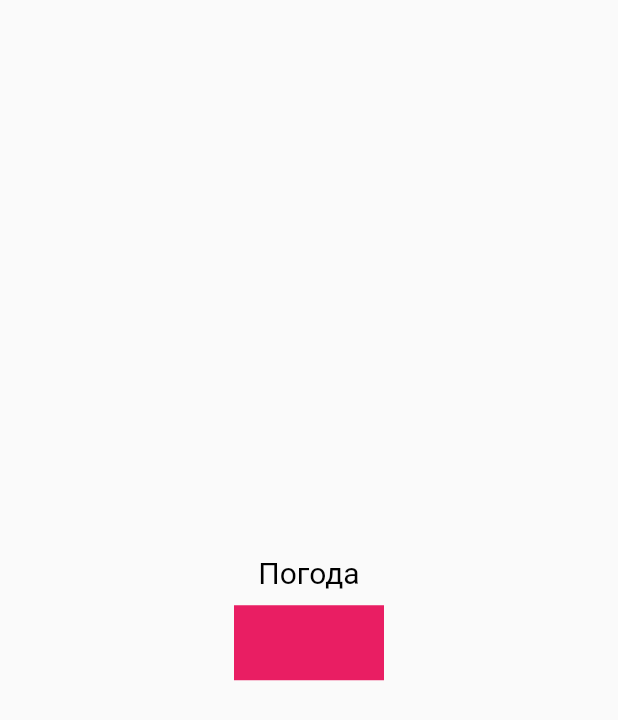
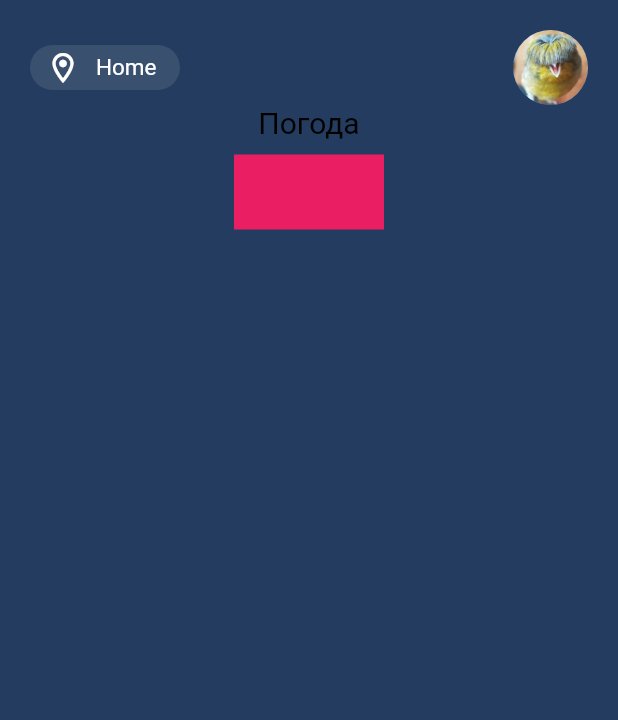
Before and after one commit to pavlod116/weather, a Flutter app: the screen it shows after launch, on a phone screen of 412 x 824 dp. Shown: the top 720 px of the screen. Run offline on Flutter 3.47's test engine with Material 2 defaults, Android fonts, the phone set to English and light mode, and no system bars.

Commit message:
created the top two parts of the yuan

```diff
--- a/lib/ui/constants/AppColors.dart
+++ b/lib/ui/constants/AppColors.dart
@@ -1,5 +1,8 @@
 
 import 'package:flutter/material.dart';
 
-const Color background = Colors.white;
-const Color black = Colors.black;
+class AppColor{
+ static const Color background = Color(0xFF233C5F);
+static const Color black = Colors.black;
+
+}
--- /dev/null
+++ b/lib/ui/constants/AppImages.dart
@@ -0,0 +1,4 @@
+
+class AppImage{
+static  String logo = 'assets/images/logo.jpeg';
+}
--- a/lib/ui/constants/AppString.dart
+++ b/lib/ui/constants/AppString.dart
@@ -1,2 +1,3 @@
-
-const String weather = 'Погода';
+class AppStrings {
+   static const String weather = 'Погода';
+}
--- a/lib/ui/screens/home_screen.dart
+++ b/lib/ui/screens/home/home_screen.dart
@@ -1,6 +1,7 @@
 import 'package:flutter/material.dart';
 import 'package:weather/ui/constants/AppColors.dart';
 import 'package:weather/ui/constants/AppString.dart';
+import 'package:weather/ui/screens/home/widget/build_location_point.dart';
 
 class HomeScreen extends StatefulWidget {
   const HomeScreen({Key? key}) : super(key: key);
@@ -13,12 +14,14 @@ class _HomeScreenState extends State<HomeScreen> {
   @override
   Widget build(BuildContext context) {
     return Scaffold(
-      body: Center(
+      backgroundColor: AppColor.background,
+      body: SafeArea(
         child: Column(
-          mainAxisAlignment: MainAxisAlignment.center,
+          mainAxisAlignment: MainAxisAlignment.start,
           children: [
-            const Text(weather,
-              style: TextStyle(fontSize: 20, color: black),
+            const LocationPoint(),
+            const Text(AppStrings.weather,
+              style: TextStyle(fontSize: 20, color: AppColor.black),
             ),
             const SizedBox(
               height: 10,
--- /dev/null
+++ b/lib/ui/screens/home/home_view_model.dart
@@ -0,0 +1,5 @@
+import 'package:flutter/material.dart';
+
+class HomeViewModel extends ChangeNotifier{
+
+}
--- /dev/null
+++ b/lib/ui/screens/home/widget/build_location_point.dart
@@ -0,0 +1,77 @@
+import 'package:flutter/material.dart';
+import 'package:weather/ui/constants/AppImages.dart';
+import 'package:weather/ui/screens/geo_location/geo_location.dart';
+
+class LocationPoint extends StatelessWidget {
+  const LocationPoint({Key? key}) : super(key: key);
+
+  @override
+  Widget build(BuildContext context) {
+    return Padding(
+      padding: const EdgeInsets.only(top: 20),
+      child: Row(
+        children: [
+          _buildLocationPoint(context),
+          const Spacer(),
+          _buildProfile(),
+        ],
+      ),
+    );
+  }
+
+
+  Widget _buildLocationPoint(BuildContext context){
+    return Align(
+      alignment: Alignment.topLeft,
+      child: Padding(
+        padding: const EdgeInsets.only(left: 20),
+        child: GestureDetector(
+          onTap: (){
+            Navigator.push(
+              context,
+              MaterialPageRoute(builder: (context) => const GeoLocation()),
+            );
+          },
+          child: Container(
+            decoration: const BoxDecoration(
+              color: Colors.white10,
+              borderRadius: BorderRadius.only(
+                  topRight: Radius.circular(40.0),
+                  bottomRight: Radius.circular(40.0),
+                  topLeft: Radius.circular(40.0),
+                  bottomLeft: Radius.circular(40.0),
+              ),
+            ),
+            height: 30,
+            width: 100,
+            child: Padding(
+              padding: const EdgeInsets.only(left: 10),
+              child: Row(
+                children: const [
+                  Align(
+                      alignment: Alignment.centerLeft,
+                      child: Icon(Icons.location_on_outlined, color: Colors.white,),),
+                  SizedBox(width: 10),
+                  Text('Home', style: TextStyle(color: Colors.white, fontSize: 15, fontWeight: FontWeight.w400),)
+                ],
+              ),
+            ),
+          ),
+        ),
+      ),
+    );
+  }
+
+  Widget _buildProfile(){
+    return Align(
+      alignment: Alignment.topRight,
+      child: Padding(
+        padding: const EdgeInsets.only(right: 20),
+        child: CircleAvatar(
+          radius: 25, // Image radius
+          backgroundImage: AssetImage(AppImage.logo),
+        )
+      ),
+    );
+  }
+}
--- a/lib/weather.dart
+++ b/lib/weather.dart
@@ -1,5 +1,5 @@
 import 'package:flutter/material.dart';
-import 'package:weather/ui/screens/home_screen.dart';
+import 'package:weather/ui/screens/home/home_screen.dart';
 
 class Weather extends StatelessWidget {
   const Weather({Key? key}) : super(key: key);
--- a/pubspec.yaml
+++ b/pubspec.yaml
@@ -34,6 +34,7 @@ dependencies:
   # The following adds the Cupertino Icons font to your application.
   # Use with the CupertinoIcons class for iOS style icons.
   cupertino_icons: ^1.0.2
+  provider: ^6.0.5
 
 dev_dependencies:
   flutter_test:
@@ -58,8 +59,8 @@ flutter:
   uses-material-design: true
 
   # To add assets to your application, add an assets section, like this:
-  # assets:
-  #   - images/a_dot_burr.jpeg
+  assets:
+     - assets/images/
   #   - images/a_dot_ham.jpeg
 
   # An image asset can refer to one or more resolution-specific "variants", see
```
Also changed, not shown: lib/main.dart (+7 -1 lines), lib/ui/screens/geo_location/geo_location.dart (added, +29 -0 lines), assets/images/logo.jpeg (added), pubspec.lock.
